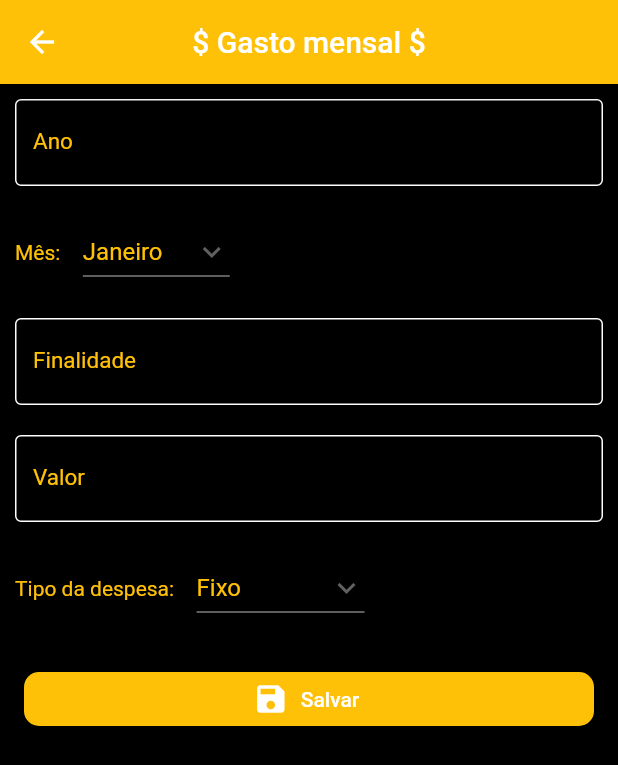
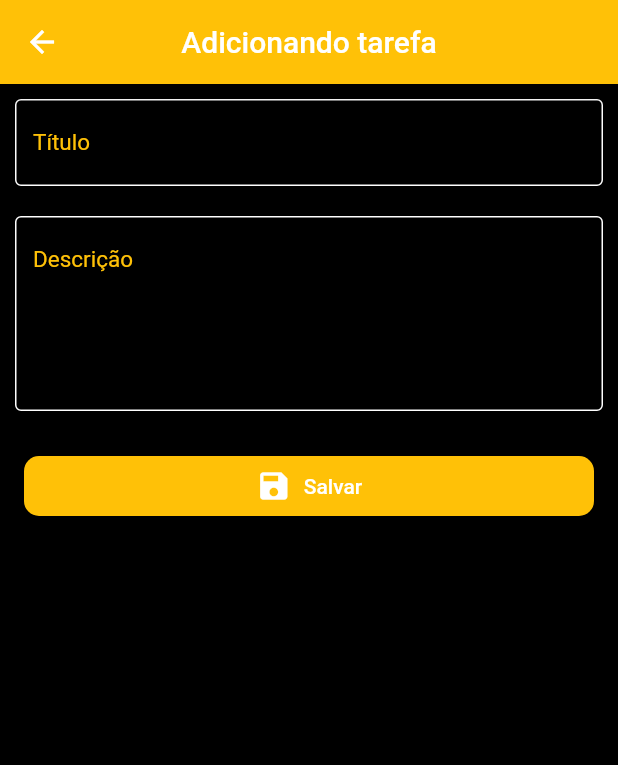
Before and after one commit to Ellian-aragao/IFB-OPT-FLUTTER, a Flutter app: the screen it shows after launch, after a tap on the "add" icon, on a phone screen of 412 x 824 dp. Shown: the top 765 px of the screen. Run offline on Flutter 3.47's test engine with Material 2 defaults, Android fonts, the phone set to English and light mode, and no system bars; our stand-ins replace sqflite; accounts and stored records are empty.

Commit message:
feat: add model e troca de responsabilidade dos componentes

```diff
--- a/trabalho5_final/lib/component/criar_textfield.dart
+++ b/trabalho5_final/lib/component/criar_textfield.dart
@@ -2,17 +2,20 @@ import 'package:flutter/material.dart';
 
 Widget criarTextField(
   String label,
-  TextEditingController controle,
-  TextInputType textInputType,
-) {
+  TextEditingController controller, {
+  TextInputType? textInputType = TextInputType.text,
+  int? maxLines = 1,
+}) {
   return TextField(
-    controller: controle,
+    controller: controller,
     decoration: InputDecoration(
       labelText: label,
-      labelStyle: TextStyle(color: Colors.amber),
-      border: OutlineInputBorder(),
+      alignLabelWithHint: true,
+      labelStyle: const TextStyle(color: Colors.amber),
+      border: const OutlineInputBorder(),
     ),
-    style: TextStyle(color: Colors.amber, fontSize: 15.0),
+    style: const TextStyle(color: Colors.amber, fontSize: 15.0),
     keyboardType: textInputType,
+    maxLines: maxLines,
   );
 }
--- a/trabalho5_final/lib/controller/gasto_controller.dart
+++ /dev/null
@@ -1,36 +0,0 @@
-import 'dart:developer';
-
-import 'package:trabalho5_final/model/gasto_mensal.dart';
-import 'package:trabalho5_final/persistence/gasto_mensal_dao.dart';
-
-class GastoController {
-  Future<List<GastoMensal>> findAll() async {
-    List<GastoMensal> gastos = await GastoMensalDao.findAll();
-    return gastos;
-  }
-
-  Future<String> salvar(GastoMensal gastoMensal) async {
-    int res = 0;
-    try {
-      gastoMensal.id != null;
-      res = await GastoMensalDao.alterar(gastoMensal);
-    } catch (e) {
-      res = await GastoMensalDao.inserir(gastoMensal);
-    }
-    if (res == 0) {
-      return "Erro ao salvar registro";
-    } else {
-      return "Salvo com sucesso.";
-    }
-  }
-
-  Future<String> excluir(int id) async {
-    int res = 0;
-    res = await GastoMensalDao.excluir(id);
-    if (res == 0) {
-      return "Erro ao excluir registro";
-    } else {
-      return "Excluído com sucesso.";
-    }
-  }
-}
--- /dev/null
+++ b/trabalho5_final/lib/model/item_todo.dart
@@ -0,0 +1,17 @@
+class ItemTodo {
+  int? _id;
+  final String _titulo;
+  final String _descricao;
+  ItemTodo(this._id, this._titulo, this._descricao);
+  String get titulo => _titulo;
+  String get descricao => _descricao;
+  int get id => _id!;
+  set id(int value) {
+    _id = value;
+  }
+
+  @override
+  String toString() {
+    return 'ItemTodo{_id: $_id, _titulo: $_titulo, _descricao: $_descricao}';
+  }
+}
--- /dev/null
+++ b/trabalho5_final/lib/service/todo_service.dart
@@ -0,0 +1,42 @@
+import 'package:trabalho5_final/model/item_todo.dart';
+
+class TodoService {
+  final _lista = [ItemTodo(1, "titulo", "Descrição")];
+
+  list() => Future.delayed(const Duration(seconds: 2), () => _lista);
+
+  Future<List<ItemTodo>> findAll() async {
+    print("findAll");
+    print(_lista);
+    List<ItemTodo> gastos = await list();
+    return gastos;
+  }
+
+  Future<String> salvar(ItemTodo itemTodo) async {
+    int res = 0;
+    try {
+      itemTodo.id != null;
+      print("update data base");
+    } catch (e) {
+      print("insert data base");
+      _lista.insert(0, itemTodo);
+      res = 1;
+    }
+    if (res == 0) {
+      return "Erro ao salvar registro";
+    } else {
+      return "Salvo com sucesso.";
+    }
+  }
+
+  Future<String> excluir(int id) async {
+    int res = 0;
+    print("delete $id from data base");
+    // res = await GastoMensalDao.excluir(id);
+    if (res == 0) {
+      return "Erro ao excluir registro";
+    } else {
+      return "Excluído com sucesso.";
+    }
+  }
+}
--- a/trabalho5_final/lib/view/cadastro_gasto_mensal.dart
+++ /dev/null
@@ -1,207 +0,0 @@
-import 'package:flutter/material.dart';
-import 'package:flutter/widgets.dart';
-import 'package:trabalho5_final/component/criar_textfield.dart';
-
-import 'package:flutter/material.dart';
-import 'package:trabalho5_final/controller/gasto_controller.dart';
-import 'package:trabalho5_final/model/gasto_mensal.dart';
-import 'package:trabalho5_final/view/gasto_item.dart';
-import 'package:trabalho5_final/view/lista_gasto_mensal.dart';
-
-class Cadastro extends StatefulWidget {
-  GastoMensal? gastoMensal;
-
-  Cadastro({Key? key, this.gastoMensal}) : super(key: key);
-
-  @override
-  State<Cadastro> createState() => _CadastroState();
-}
-
-class _CadastroState extends State<Cadastro> {
-  final _tipoGasto = ["Fixo", "Variável", "Eventual", "Emergencial"];
-  var _tipoGastoSelecionado = 'Fixo';
-  final _mes = [
-    "Janeiro",
-    "Fevereiro",
-    "Março",
-    "Abril",
-    "Maio",
-    "Junho",
-    "Julho",
-    "Agosto",
-    "Setembro",
-    "Outubro",
-    "Novembro",
-    "Dezembro"
-  ];
-  var _mesSelecionado = 'Janeiro';
-  final _anoController = TextEditingController();
-  final _mesController = TextEditingController();
-  final _finalidadeController = TextEditingController();
-  final _valorController = TextEditingController();
-  final _tipoGastoController = TextEditingController();
-  final _gastoController = GastoController();
-  _displaySnackBar(BuildContext context, String mensagem) {
-    final snackBar = SnackBar(
-      content: Text(mensagem),
-      backgroundColor: Colors.green[900],
-    );
-    ScaffoldMessenger.of(context).showSnackBar(snackBar);
-  }
-
-  _inserir(BuildContext context) {
-    GastoMensal gastoMensal = GastoMensal(
-        widget.gastoMensal?.id,
-        int.parse(_anoController.text),
-        _mesSelecionado,
-        _finalidadeController.text,
-        double.parse(_valorController.text),
-        _tipoGastoSelecionado);
-    setState(() {
-      _gastoController.salvar(gastoMensal).then((res) {
-        setState(() {
-          _displaySnackBar(context, res);
-        });
-      });
-    });
-  }
-
-  @override
-  void initState() {
-    super.initState();
-    if (widget.gastoMensal != null) {
-      setState(() {
-        _anoController.text = widget.gastoMensal!.ano.toString();
-        _mesSelecionado = widget.gastoMensal!.mes;
-        _finalidadeController.text = widget.gastoMensal!.finalidade;
-        _valorController.text = widget.gastoMensal!.valor.toString();
-        _tipoGastoSelecionado = widget.gastoMensal!.tipoGasto;
-      });
-    }
-  }
-
-  @override
-  Widget build(BuildContext context) {
-    return Scaffold(
-      backgroundColor: Colors.black,
-      appBar: AppBar(
-        title: Text("\$ Gasto mensal \$"),
-        backgroundColor: Colors.amber,
-        centerTitle: true,
-        leading: IconButton(
-          icon: Icon(Icons.arrow_back),
-          onPressed: () {
-            Navigator.push(
-              context,
-              MaterialPageRoute(builder: (context) => ListaGastoMensal()),
-            );
-          },
-        ),
-      ),
-      body: SingleChildScrollView(
-        child: Column(
-          children: [
-            Padding(
-              padding: const EdgeInsets.all(10.0),
-              child:
-                  criarTextField("Ano", _anoController, TextInputType.number),
-            ),
-            Container(
-              padding: EdgeInsets.all(10.0),
-              child: Row(
-                children: [
-                  const Text(
-                    "Mês:",
-                    style: TextStyle(color: Colors.amber),
-                  ),
-                  Padding(
-                    padding: const EdgeInsets.only(left: 15.0),
-                    child: DropdownButton(
-                      style: TextStyle(color: Colors.amber, fontSize: 16),
-                      dropdownColor: Colors.black,
-                      focusColor: Colors.black,
-                      value: _mesSelecionado,
-                      icon: Icon(Icons.keyboard_arrow_down),
-                      items: _mes.map((String items) {
-                        return DropdownMenuItem(
-                            value: items, child: Text(items));
-                      }).toList(),
-                      onChanged: (String? novoMes) {
-                        setState(() {
-                          _mesSelecionado = novoMes!;
-                        });
-                      },
-                    ),
-                  ),
-                ],
-              ),
-            ),
-            Padding(
-              padding: const EdgeInsets.all(10.0),
-              child: criarTextField(
-                  "Finalidade", _finalidadeController, TextInputType.text),
-            ),
-            Padding(
-              padding: const EdgeInsets.all(10.0),
-              child: criarTextField("Valor", _valorController,
-                  TextInputType.numberWithOptions(decimal: true)),
-            ),
-            Container(
-              padding: EdgeInsets.all(10.0),
-              child: Row(
-                children: <Widget>[
-                  const Text(
-                    "Tipo da despesa:",
-                    style: TextStyle(color: Colors.amber),
-                  ),
-                  Padding(
-                    padding: const EdgeInsets.only(left: 15.0),
-                    child: DropdownButton(
-                      style: TextStyle(color: Colors.amber, fontSize: 16),
-                      dropdownColor: Colors.black,
-                      focusColor: Colors.black,
-                      value: _tipoGastoSelecionado,
-                      icon: Icon(Icons.keyboard_arrow_down),
-                      items: _tipoGasto.map((String items) {
-                        return DropdownMenuItem(
-                            value: items, child: Text(items));
-                      }).toList(),
-                      onChanged: (String? novoTipo) {
-                        setState(() {
-                          _tipoGastoSelecionado = novoTipo!;
-                        });
-                      },
-                    ),
-                  ),
-                ],
-              ),
-            ),
-            Padding(
-              padding: const EdgeInsets.all(16.0),
-              child: SizedBox(
-                width: double.maxFinite,
-                child: ElevatedButton.icon(
-                  onPressed: () => _inserir(context),
-                  style: ElevatedButton.styleFrom(
-                    primary: Colors.amber,
-                    shape: const RoundedRectangleBorder(
-                        borderRadius: BorderRadius.all(Radius.circular(10.0))),
-                    onPrimary: Colors.green,
-                  ),
-                  label: const Text(
-                    'Salvar',
-                    style: TextStyle(color: Colors.white),
-                  ),
-                  icon: const Icon(
-                    Icons.save,
-                    color: Colors.white,
-                  ),
-                ),
-              ),
-            ),
-          ],
-        ),
-      ),
-    );
-  }
-}
--- /dev/null
+++ b/trabalho5_final/lib/view/cadastro_tarefa.dart
@@ -0,0 +1,116 @@
+import 'package:flutter/material.dart';
+import 'package:flutter/widgets.dart';
+import 'package:trabalho5_final/component/criar_textfield.dart';
+
+import 'package:flutter/material.dart';
+import 'package:trabalho5_final/model/item_todo.dart';
+import 'package:trabalho5_final/service/todo_service.dart';
+import 'package:trabalho5_final/view/lista_gasto_mensal.dart';
+
+class Cadastro extends StatefulWidget {
+  ItemTodo? itemTodo;
+
+  Cadastro({Key? key, this.itemTodo}) : super(key: key);
+
+  @override
+  State<Cadastro> createState() => _CadastroState();
+}
+
+class _CadastroState extends State<Cadastro> {
+  final _titleController = TextEditingController();
+  final _descriptionController = TextEditingController();
+  final _todoService = TodoService();
+
+  _displaySnackBar(BuildContext context, String mensagem) {
+    final snackBar = SnackBar(
+      content: Text(mensagem),
+      backgroundColor: Colors.green[900],
+    );
+    ScaffoldMessenger.of(context).showSnackBar(snackBar);
+  }
+
+  _inserir(BuildContext context) {
+    setState(() {
+      var itemTodo =
+          ItemTodo(null, _titleController.text, _descriptionController.text);
+      _todoService.salvar(itemTodo);
+      _displaySnackBar(context, "Tarefa inserida com sucesso!");
+      Navigator.of(context).push(
+          MaterialPageRoute(builder: (context) => const ListaGastoMensal()));
+    });
+  }
+
+  @override
+  void initState() {
+    super.initState();
+    if (widget.itemTodo == null) {
+      return;
+    }
+    setState(() {
+      _titleController.text = widget.itemTodo!.titulo.toString();
+      _descriptionController.text = widget.itemTodo!.descricao.toString();
+    });
+  }
+
+  @override
+  Widget build(BuildContext context) {
+    return Scaffold(
+      backgroundColor: Colors.black,
+      appBar: AppBar(
+        title: const Text("Adicionando tarefa"),
+        backgroundColor: Colors.amber,
+        centerTitle: true,
+        leading: IconButton(
+          icon: const Icon(Icons.arrow_back),
+          onPressed: _voltar,
+        ),
+      ),
+      body: SingleChildScrollView(
+        child: Column(
+          children: [
+            Padding(
+              padding: const EdgeInsets.all(10.0),
+              child: criarTextField("Título", _titleController),
+            ),
+            Padding(
+              padding: const EdgeInsets.all(10.0),
+              child: criarTextField(
+                "Descrição",
+                _descriptionController,
+                maxLines: 5,
+              ),
+            ),
+            Padding(
+              padding: const EdgeInsets.all(16.0),
+              child: SizedBox(
+                width: double.maxFinite,
+                child: ElevatedButton.icon(
+                  onPressed: () => _inserir(context),
+                  style: ElevatedButton.styleFrom(
+                    primary: Colors.amber,
+                    shape: const RoundedRectangleBorder(
+                        borderRadius: BorderRadius.all(Radius.circular(10.0))),
+                    onPrimary: Colors.green,
+                    padding: const EdgeInsets.all(8.0),
+                  ),
+                  label: const Text(
+                    'Salvar',
+                    style: TextStyle(color: Colors.white),
+                  ),
+                  icon: const Icon(
+                    Icons.save,
+                    color: Colors.white,
+                  ),
+                ),
+              ),
+            ),
+          ],
+        ),
+      ),
+    );
+  }
+
+  void _voltar() {
+    Navigator.pop(context);
+  }
+}
--- a/trabalho5_final/lib/view/gasto_item.dart
+++ b/trabalho5_final/lib/view/gasto_item.dart
@@ -1,32 +1,34 @@
 import 'package:flutter/material.dart';
-import 'package:flutter/widgets.dart';
-import 'package:trabalho5_final/model/gasto_mensal.dart';
-import 'package:trabalho5_final/view/cadastro_gasto_mensal.dart';
+import 'package:trabalho5_final/model/item_todo.dart';
+import 'package:trabalho5_final/view/cadastro_tarefa.dart';
 
-class GastoItem extends StatelessWidget {
-  final GastoMensal _gastoMensal;
-  GastoItem(this._gastoMensal);
+class ItemTodoView extends StatelessWidget {
+  final ItemTodo _itemTodo;
+  const ItemTodoView(this._itemTodo, {Key? key}) : super(key: key);
+
   @override
   Widget build(BuildContext context) {
     return Card(
         color: Colors.amber,
         child: ListTile(
           title: Text(
-            _gastoMensal.finalidade,
-            style: TextStyle(
+            _itemTodo.titulo,
+            style: const TextStyle(
               fontSize: 16.0,
             ),
           ),
           subtitle: Text(
-            _gastoMensal.valor.toStringAsFixed(2),
-            style: TextStyle(
+            _itemTodo.descricao,
+            style: const TextStyle(
               fontSize: 12.0,
             ),
           ),
-          onTap: () => {
-            Navigator.of(context).push(MaterialPageRoute(
-                builder: (context) => Cadastro(gastoMensal: _gastoMensal))),
-          },
+          onTap: () => _onTap(context),
         ));
   }
+
+  void _onTap(BuildContext context) {
+    Navigator.of(context).push(
+        MaterialPageRoute(builder: (context) => Cadastro(itemTodo: _itemTodo)));
+  }
 }
--- a/trabalho5_final/lib/view/lista_gasto_mensal.dart
+++ b/trabalho5_final/lib/view/lista_gasto_mensal.dart
@@ -1,16 +1,19 @@
 import 'package:flutter/material.dart';
-import 'package:trabalho5_final/controller/gasto_controller.dart';
+import 'package:trabalho5_final/model/item_todo.dart';
+import 'package:trabalho5_final/service/todo_service.dart';
 import 'package:trabalho5_final/model/gasto_mensal.dart';
-import 'package:trabalho5_final/view/cadastro_gasto_mensal.dart';
+import 'package:trabalho5_final/view/cadastro_tarefa.dart';
 import 'package:trabalho5_final/view/gasto_item.dart';
 
 class ListaGastoMensal extends StatefulWidget {
+  const ListaGastoMensal({Key? key}) : super(key: key);
+
   @override
   _ListaGastoMensalState createState() => _ListaGastoMensalState();
 }
 
 class _ListaGastoMensalState extends State<ListaGastoMensal> {
-  final GastoController _gastoController = GastoController();
+  final TodoService _todoService = TodoService();
   @override
   Widget build(BuildContext context) {
     return Scaffold(
@@ -21,9 +24,9 @@ class _ListaGastoMensalState extends State<ListaGastoMensal> {
         centerTitle: true,
         automaticallyImplyLeading: false,
       ),
-      body: FutureBuilder<List<GastoMensal>>(
+      body: FutureBuilder<List<ItemTodo>>(
         initialData: const [],
-        future: _gastoController.findAll(),
+        future: _todoService.findAll(),
         builder: listPresenter,
       ),
       floatingActionButton: FloatingActionButton(
@@ -58,10 +61,10 @@ class _ListaGastoMensalState extends State<ListaGastoMensal> {
       case ConnectionState.active:
         break;
       case ConnectionState.done:
-        final List<GastoMensal> gastos = snapshot.data!;
+        final List<ItemTodo> itensTodo = snapshot.data!;
         return ListView.builder(
           itemBuilder: (context, index) {
-            final GastoMensal gastoMensal = gastos[index];
+            var itemTodo = itensTodo[index];
             return Dismissible(
               key: Key(index.toString()),
               background: Container(
@@ -74,13 +77,12 @@ class _ListaGastoMensalState extends State<ListaGastoMensal> {
                   ),
                 ),
               ),
-              onDismissed: (direction) =>
-                  _gastoController.excluir(gastoMensal.id),
+              onDismissed: (direction) => _todoService.excluir(itemTodo.id),
               direction: DismissDirection.startToEnd,
-              child: GastoItem(gastoMensal),
+              child: ItemTodoView(itemTodo),
             );
           },
-          itemCount: gastos.length,
+          itemCount: itensTodo.length,
         );
     }
     return const Text("Erro");
```
